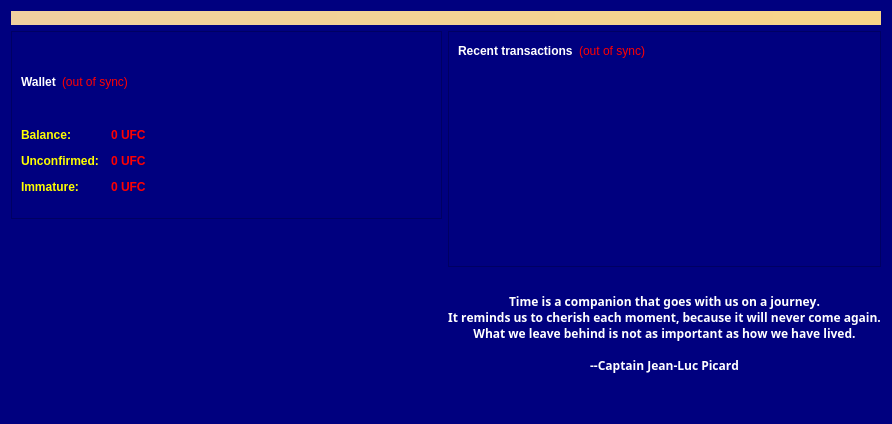
Old version of the form src/qt/forms/overviewpage.ui in the repository scificryptocoin/Federation-Credits.
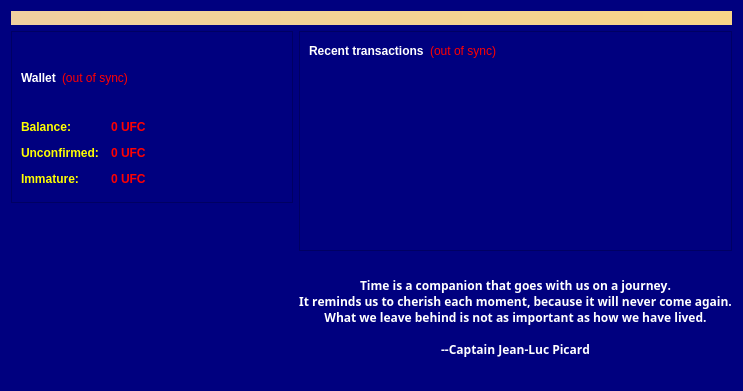
New version of the form. Icons and pictures are not drawn.

Patch:
```diff
--- a/src/qt/forms/overviewpage.ui
+++ b/src/qt/forms/overviewpage.ui
@@ -6,8 +6,8 @@
    <rect>
     <x>0</x>
     <y>0</y>
-    <width>892</width>
-    <height>424</height>
+    <width>743</width>
+    <height>391</height>
    </rect>
   </property>
   <property name="palette">
@@ -2406,8 +2406,8 @@
                <colorrole role="Text">
                 <brush brushstyle="SolidPattern">
                  <color alpha="255">
-                  <red>170</red>
-                  <green>0</green>
+                  <red>255</red>
+                  <green>255</green>
                   <blue>0</blue>
                  </color>
                 </brush>
@@ -2415,8 +2415,8 @@
                <colorrole role="ButtonText">
                 <brush brushstyle="SolidPattern">
                  <color alpha="255">
-                  <red>170</red>
-                  <green>0</green>
+                  <red>255</red>
+                  <green>255</green>
                   <blue>0</blue>
                  </color>
                 </brush>
@@ -2439,15 +2439,6 @@
                  </color>
                 </brush>
                </colorrole>
-               <colorrole role="Highlight">
-                <brush brushstyle="SolidPattern">
-                 <color alpha="255">
-                  <red>170</red>
-                  <green>0</green>
-                  <blue>0</blue>
-                 </color>
-                </brush>
-               </colorrole>
               </active>
               <inactive>
                <colorrole role="WindowText">
@@ -2471,8 +2462,8 @@
                <colorrole role="Text">
                 <brush brushstyle="SolidPattern">
                  <color alpha="255">
-                  <red>170</red>
-                  <green>0</green>
+                  <red>255</red>
+                  <green>255</green>
                   <blue>0</blue>
                  </color>
                 </brush>
@@ -2480,8 +2471,8 @@
                <colorrole role="ButtonText">
                 <brush brushstyle="SolidPattern">
                  <color alpha="255">
-                  <red>170</red>
-                  <green>0</green>
+                  <red>255</red>
+                  <green>255</green>
                   <blue>0</blue>
                  </color>
                 </brush>
@@ -2504,15 +2495,6 @@
                  </color>
                 </brush>
                </colorrole>
-               <colorrole role="Highlight">
-                <brush brushstyle="SolidPattern">
-                 <color alpha="255">
-                  <red>170</red>
-                  <green>0</green>
-                  <blue>0</blue>
-                 </color>
-                </brush>
-               </colorrole>
               </inactive>
               <disabled>
                <colorrole role="WindowText">
@@ -2569,15 +2551,6 @@
                  </color>
                 </brush>
                </colorrole>
-               <colorrole role="Highlight">
-                <brush brushstyle="SolidPattern">
-                 <color alpha="255">
-                  <red>195</red>
-                  <green>195</green>
-                  <blue>195</blue>
-                 </color>
-                </brush>
-               </colorrole>
               </disabled>
              </palette>
             </property>
@@ -2615,12 +2588,6 @@
        </item>
        <item>
         <widget class="QLabel" name="Scan">
-         <property name="autoFillBackground">
-          <bool>false</bool>
-         </property>
-         <property name="styleSheet">
-          <string notr="true">background-color: rgb(0, 0, 127);</string>
-         </property>
          <property name="text">
           <string/>
          </property>
```
